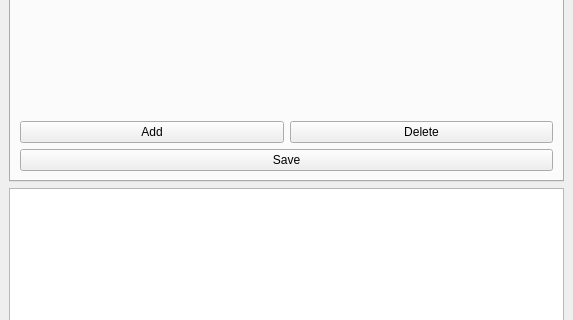
The window that mainwindow.ui (Aromatic05/GRUBAssistant) describes before a commit, drawn with Qt 5; both pictures show x 0 to 573 and y 192 to 512 of the 573 by 738 pixel window.
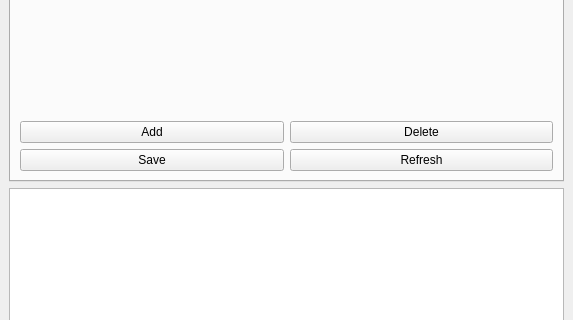
The same window after the commit. The open tabs and pages were chosen to show the change.

Commit message: Add Refresh Button

```diff
--- a/mainwindow.ui
+++ b/mainwindow.ui
@@ -549,6 +549,13 @@
             </property>
            </widget>
           </item>
+          <item>
+           <widget class="QPushButton" name="refreshButton">
+            <property name="text">
+             <string>Refresh</string>
+            </property>
+           </widget>
+          </item>
          </layout>
         </item>
        </layout>
```
The commit also changes 5 other files.
